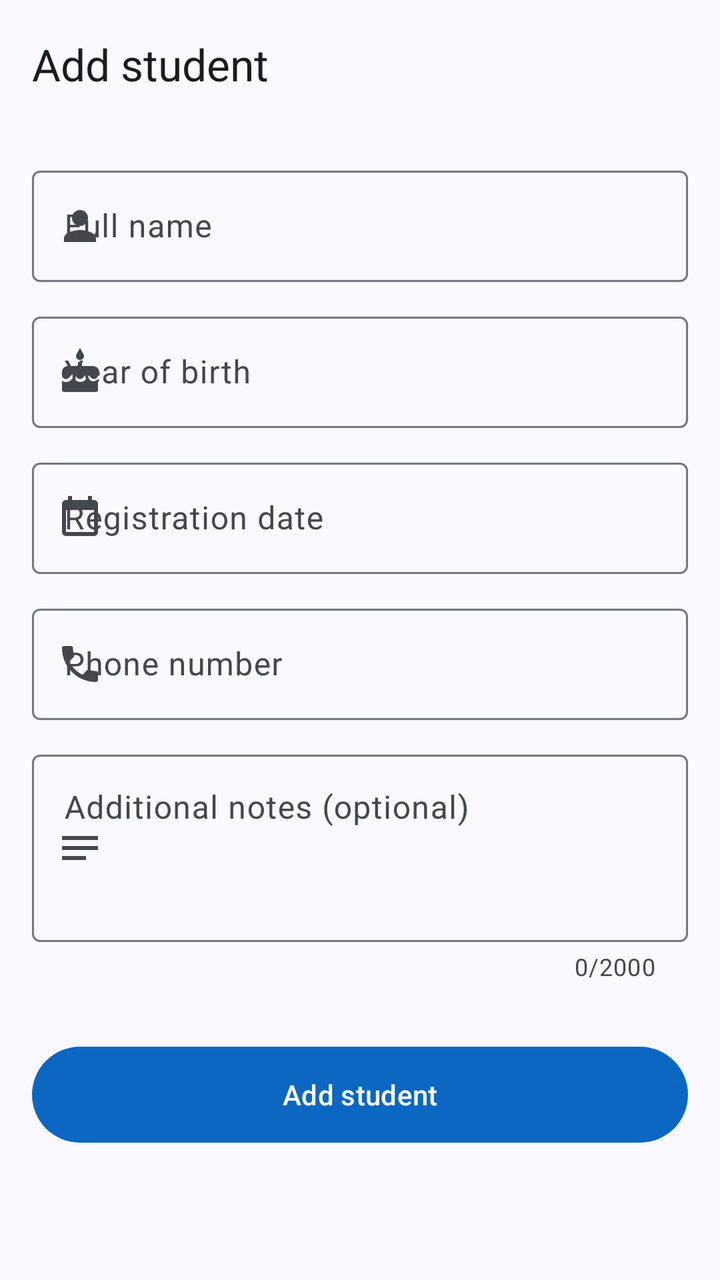
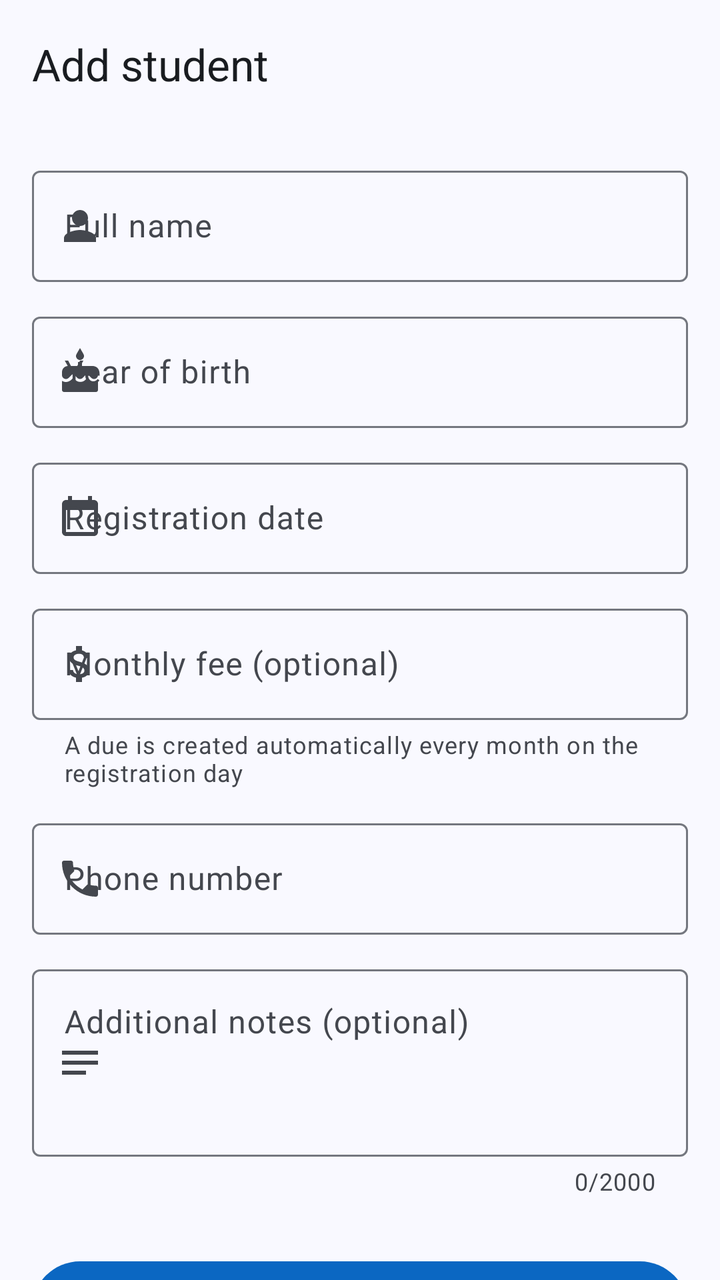

An Android layout rendered at two revisions. The XML below is the earlier revision; the diff shows what the commit changed to produce the second picture.
<!-- AndroidManifest.xml: application theme Theme.TalibPay -->
<!-- res/layout/activity_add.xml -->
<?xml version="1.0" encoding="utf-8"?>
<androidx.coordinatorlayout.widget.CoordinatorLayout xmlns:android="http://schemas.android.com/apk/res/android"
    xmlns:app="http://schemas.android.com/apk/res-auto"
    android:id="@+id/main"
    android:layout_width="match_parent"
    android:layout_height="match_parent">

    <com.google.android.material.appbar.AppBarLayout
        android:layout_width="match_parent"
        android:layout_height="wrap_content"
        android:fitsSystemWindows="true">

        <com.google.android.material.appbar.MaterialToolbar
            android:id="@+id/toolbar"
            android:layout_width="match_parent"
            android:layout_height="?attr/actionBarSize"
            app:title="@string/add_student" />
    </com.google.android.material.appbar.AppBarLayout>

    <androidx.core.widget.NestedScrollView
        android:layout_width="match_parent"
        android:layout_height="match_parent"
        app:layout_behavior="@string/appbar_scrolling_view_behavior">

        <androidx.constraintlayout.widget.ConstraintLayout
            android:layout_width="match_parent"
            android:layout_height="wrap_content">

            <LinearLayout
                android:layout_width="0dp"
                android:layout_height="wrap_content"
                android:orientation="vertical"
                android:padding="@dimen/screen_padding"
                app:layout_constraintEnd_toEndOf="parent"
                app:layout_constraintStart_toStartOf="parent"
                app:layout_constraintTop_toTopOf="parent"
                app:layout_constraintWidth_max="@dimen/form_max_width">

                <com.google.android.material.textfield.TextInputLayout
                    style="@style/Widget.TalibPay.TextField"
                    android:hint="@string/full_name"
                    app:startIconDrawable="@drawable/ic_person">

                    <com.google.android.material.textfield.TextInputEditText
                        android:id="@+id/edtStudentName"
                        android:layout_width="match_parent"
                        android:layout_height="wrap_content"
                        android:imeOptions="actionNext"
                        android:inputType="textPersonName|textCapWords"
                        android:maxLength="200" />
                </com.google.android.material.textfield.TextInputLayout>

                <com.google.android.material.textfield.TextInputLayout
                    style="@style/Widget.TalibPay.TextField"
                    android:hint="@string/year_of_birth"
                    app:startIconDrawable="@drawable/ic_cake">

                    <com.google.android.material.textfield.TextInputEditText
                        android:id="@+id/edtBirthYear"
                        android:layout_width="match_parent"
                        android:layout_height="wrap_content"
                        android:cursorVisible="false"
                        android:focusable="false"
                        android:inputType="none" />
                </com.google.android.material.textfield.TextInputLayout>

                
                <com.google.android.material.textfield.TextInputLayout
                    style="@style/Widget.TalibPay.TextField"
                    android:hint="@string/registration_date"
                    app:startIconDrawable="@drawable/ic_calendar">

                    <com.google.android.material.textfield.TextInputEditText
                        android:id="@+id/edtRegistrationDate"
                        android:layout_width="match_parent"
                        android:layout_height="wrap_content"
                        android:cursorVisible="false"
                        android:focusable="false"
                        android:inputType="none" />
                </com.google.android.material.textfield.TextInputLayout>

                <com.google.android.material.textfield.TextInputLayout
                    style="@style/Widget.TalibPay.TextField"
                    android:hint="@string/phone_number"
                    app:startIconDrawable="@drawable/ic_phone">

                    <com.google.android.material.textfield.TextInputEditText
                        android:id="@+id/edtPhoneNumber"
                        android:layout_width="match_parent"
                        android:layout_height="wrap_content"
                        android:imeOptions="actionNext"
                        android:inputType="phone"
                        android:maxLength="30"
                        android:textDirection="ltr" />
                </com.google.android.material.textfield.TextInputLayout>

                <com.google.android.material.textfield.TextInputLayout
                    style="@style/Widget.TalibPay.TextField"
                    android:hint="@string/additional_notes_optional"
                    app:counterEnabled="true"
                    app:counterMaxLength="2000"
                    app:startIconDrawable="@drawable/ic_notes">

                    <com.google.android.material.textfield.TextInputEditText
                        android:id="@+id/edtNotes"
                        android:layout_width="match_parent"
                        android:layout_height="wrap_content"
                        android:gravity="top|start"
                        android:inputType="textMultiLine|textCapSentences"
                        android:maxLength="2000"
                        android:minLines="3" />
                </com.google.android.material.textfield.TextInputLayout>

                <com.google.android.material.button.MaterialButton
                    android:id="@+id/btnAddStudent"
                    style="@style/Widget.TalibPay.Button"
                    android:layout_width="match_parent"
                    android:layout_height="wrap_content"
                    android:layout_marginTop="16dp"
                    android:text="@string/add_student" />
            </LinearLayout>
        </androidx.constraintlayout.widget.ConstraintLayout>
    </androidx.core.widget.NestedScrollView>
</androidx.coordinatorlayout.widget.CoordinatorLayout>
<!-- resources referenced by this layout -->
<resources>
  <dimen name="form_max_width">480dp</dimen>
  <dimen name="screen_padding">16dp</dimen>
  <string name="add_student">Add student</string>
  <string name="additional_notes_optional">Additional notes (optional)</string>
  <string name="full_name">Full name</string>
  <string name="phone_number">Phone number</string>
  <string name="registration_date">Registration date</string>
  <string name="year_of_birth">Year of birth</string>
  <style name="Widget.TalibPay.Button" parent="Widget.Material3.Button">
          <item name="android:minHeight">56dp</item>
          <item name="android:textAppearance">@style/TextAppearance.Material3.LabelLarge</item>
      </style>
  <style name="Theme.TalibPay" parent="Base.Theme.TalibPay" />
  <dimen name="field_spacing">12dp</dimen>
  <color name="md_primary">#0B67C2</color>
  <color name="md_on_primary">#FFFFFF</color>
  <color name="md_primary_container">#D6E3FF</color>
  <color name="md_on_primary_container">#001B3D</color>
  <color name="md_inverse_primary">#A9C7FF</color>
  <color name="md_secondary">#545F71</color>
  <color name="md_on_secondary">#FFFFFF</color>
  <color name="md_secondary_container">#D8E3F8</color>
  <color name="md_on_secondary_container">#111C2B</color>
  <color name="md_tertiary">#006B5F</color>
  <color name="md_on_tertiary">#FFFFFF</color>
  <color name="md_tertiary_container">#9EF2E2</color>
  <color name="md_on_tertiary_container">#00201C</color>
  <color name="md_error">#BA1A1A</color>
  <color name="md_on_error">#FFFFFF</color>
  <color name="md_error_container">#FFDAD6</color>
  <color name="md_on_error_container">#410002</color>
  <color name="md_background">#F9F9FF</color>
  <color name="md_on_background">#191C20</color>
  <color name="md_surface">#F9F9FF</color>
  <color name="md_on_surface">#191C20</color>
  <color name="md_surface_variant">#E0E2EC</color>
  <color name="md_on_surface_variant">#44474E</color>
  <color name="md_outline">#74777F</color>
  <color name="md_outline_variant">#C4C6D0</color>
  <color name="md_surface_container_lowest">#FFFFFF</color>
  <color name="md_surface_container_low">#F3F3FA</color>
  <color name="md_surface_container">#EDEDF4</color>
  <color name="md_surface_container_high">#E7E8EE</color>
  <color name="md_surface_container_highest">#E2E2E9</color>
  <color name="md_inverse_surface">#2E3036</color>
  <color name="md_inverse_on_surface">#F0F0F7</color>
  <style name="Widget.TalibPay.Card" parent="Widget.Material3.CardView.Filled">
          <item name="cardBackgroundColor">?attr/colorSurfaceContainerLow</item>
          <item name="shapeAppearance">@style/ShapeAppearance.TalibPay.Large</item>
      </style>
  <style name="Widget.TalibPay.Toolbar" parent="Widget.Material3.Toolbar.Surface">
          <item name="titleTextAppearance">@style/TextAppearance.Material3.TitleLarge</item>
      </style>
  <style name="ShapeAppearance.TalibPay.Large" parent="">
          <item name="cornerFamily">rounded</item>
          <item name="cornerSize">20dp</item>
      </style>
  <!-- unchanged entries left out for length: 7 -->
</resources>

<!-- the commit's change to res/layout/activity_add.xml (unified diff, before → after) -->
@@ -79,6 +79,23 @@
                         android:inputType="none" />
                 </com.google.android.material.textfield.TextInputLayout>
 
+                
+                <com.google.android.material.textfield.TextInputLayout
+                    android:id="@+id/monthlyFeeLayout"
+                    style="@style/Widget.TalibPay.TextField"
+                    android:hint="@string/monthly_fee_optional"
+                    app:helperText="@string/monthly_fee_helper"
+                    app:startIconDrawable="@drawable/ic_cash"
+                    app:suffixText="@string/currency_symbol">
+
+                    <com.google.android.material.textfield.TextInputEditText
+                        android:id="@+id/edtMonthlyFee"
+                        android:layout_width="match_parent"
+                        android:layout_height="wrap_content"
+                        android:imeOptions="actionNext"
+                        android:inputType="numberDecimal" />
+                </com.google.android.material.textfield.TextInputLayout>
+
                 <com.google.android.material.textfield.TextInputLayout
                     style="@style/Widget.TalibPay.TextField"
                     android:hint="@string/phone_number"
<!-- resource entries referenced after the edit -->
@@ -2,9 +2,23 @@
 <resources>
   <dimen name="form_max_width">480dp</dimen>
   <dimen name="screen_padding">16dp</dimen>
+  <!-- drawable ic_cash (drawable) -->
+  <vector xmlns:android="http://schemas.android.com/apk/res/android"
+      android:width="24dp"
+      android:height="24dp"
+      android:tint="?attr/colorControlNormal"
+      android:viewportWidth="24"
+      android:viewportHeight="24">
+      <path
+          android:fillColor="@android:color/white"
+          android:pathData="M11.8,10.9c-2.27,-0.59 -3,-1.2 -3,-2.15 0,-1.09 1.01,-1.85 2.7,-1.85 1.78,0 2.44,0.85 2.5,2.1h2.21c-0.07,-1.72 -1.12,-3.3 -3.21,-3.81V3h-3v2.16c-1.94,0.42 -3.5,1.68 -3.5,3.61 0,2.31 1.91,3.46 4.7,4.13 2.5,0.6 3,1.48 3,2.41 0,0.69 -0.49,1.79 -2.7,1.79 -2.06,0 -2.87,-0.92 -2.98,-2.1h-2.2c0.12,2.19 1.76,3.42 3.68,3.83V21h3v-2.15c1.95,-0.37 3.5,-1.5 3.5,-3.55 0,-2.84 -2.43,-3.81 -4.7,-4.4z" />
+  </vector>
   <string name="add_student">Add student</string>
   <string name="additional_notes_optional">Additional notes (optional)</string>
+  <string name="currency_symbol" translatable="false">₪</string>
   <string name="full_name">Full name</string>
+  <string name="monthly_fee_helper">A due is created automatically every month on the registration day</string>
+  <string name="monthly_fee_optional">Monthly fee (optional)</string>
   <string name="phone_number">Phone number</string>
   <string name="registration_date">Registration date</string>
   <string name="year_of_birth">Year of birth</string>
